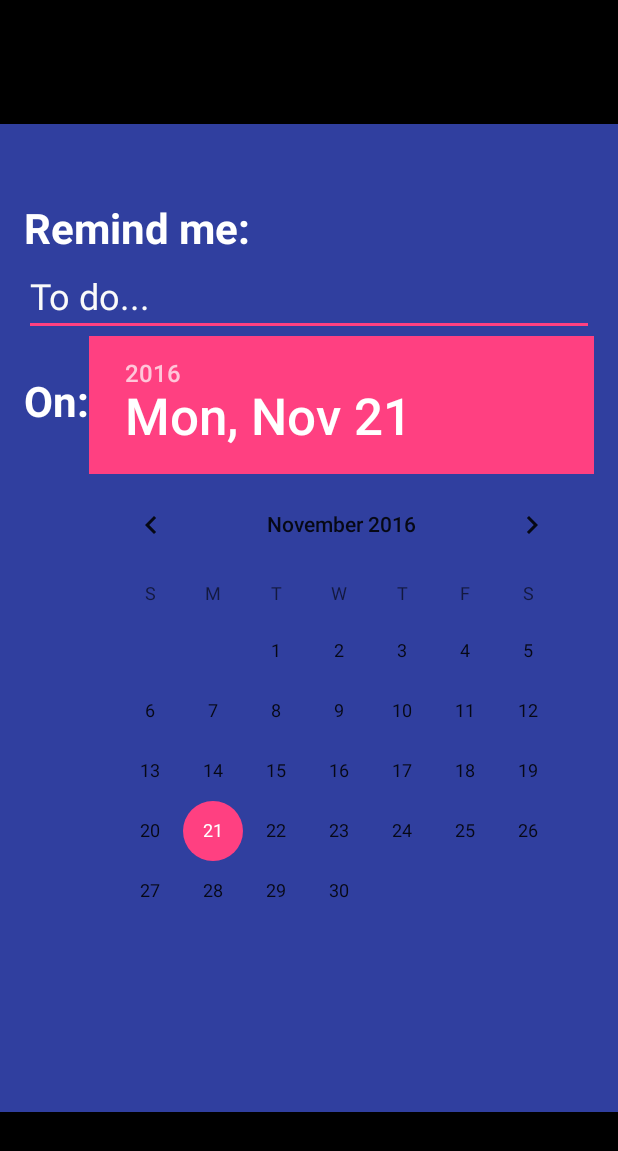
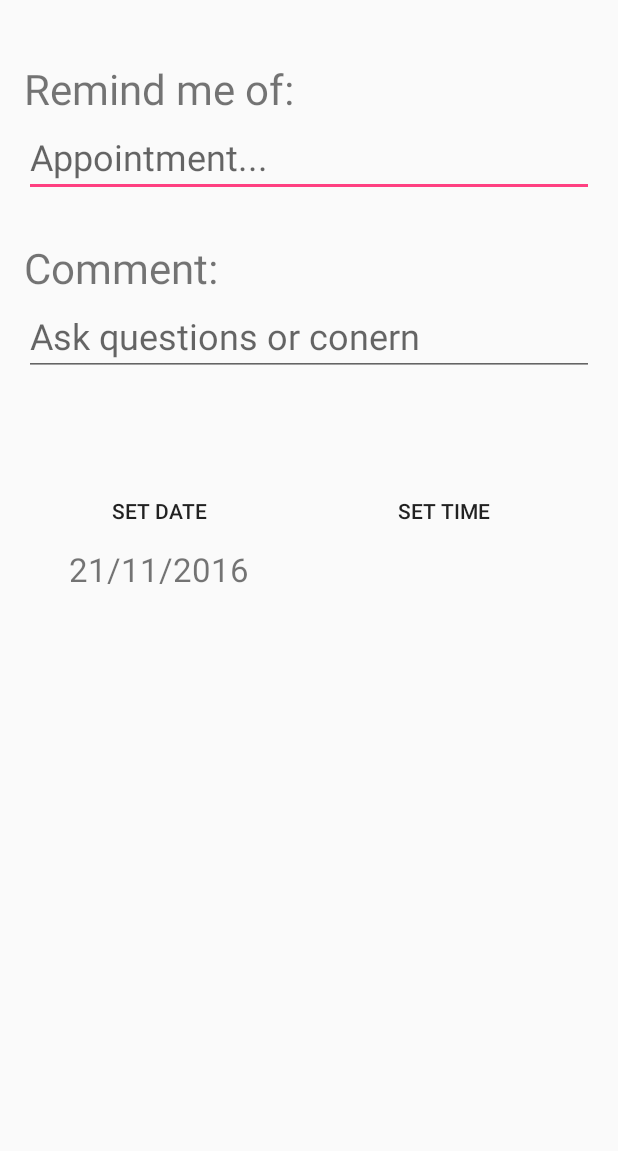
Before and after one commit to Team11-MedAppJam/HealthCombinder, an Android app: the add_reminder screen opened directly, with no data from a screen before it, on a phone screen of 412 x 824 dp. Shown: the top 1151 px of the screen. Run offline under Robolectric (Android 15) with nearby library versions, the phone set to English and light mode, and no system bars.

Commit message:
set reminder
add Reminder
let user pick time and date

```diff
--- a/app/src/main/java/team11/healthcombinder/LoginActivity.java
+++ b/app/src/main/java/team11/healthcombinder/LoginActivity.java
@@ -48,7 +48,7 @@ public class LoginActivity extends AppCompatActivity {
         client = new GoogleApiClient.Builder(this).addApi(AppIndex.API).build();
 
         intent = new Intent(this, Timeline.class);
-//        new NextPageTask().execute();
+        new NextPageTask().execute(); //Remove this line in app
     }
 
     public void loginButton(final View view) throws Exception {
--- a/app/src/main/java/team11/healthcombinder/add_reminder.java
+++ b/app/src/main/java/team11/healthcombinder/add_reminder.java
@@ -1,22 +1,79 @@
 package team11.healthcombinder;
 
+import android.app.Activity;
+import android.app.DatePickerDialog;
+import android.app.Dialog;
+import java.util.Calendar;
+
+import android.app.DialogFragment;
 import android.support.v7.app.AppCompatActivity;
 import android.os.Bundle;
-import android.util.DisplayMetrics;
+import android.view.View;
+import android.widget.DatePicker;
+import android.widget.TextView;
+import android.widget.Toast;
 
-public class add_reminder extends AppCompatActivity {
-
-    private static final double HEIGHT = .8;
+public class add_reminder extends Activity {
+    private DatePicker datePicker;
+    private Calendar calendar;
+    private TextView dateView;
+    private int year, month, day;
     @Override
     protected void onCreate(Bundle savedInstanceState) {
         super.onCreate(savedInstanceState);
         setContentView(R.layout.activity_add_reminder);
 
-        DisplayMetrics dm = new DisplayMetrics();
-        getWindowManager().getDefaultDisplay().getMetrics(dm);
+        dateView = (TextView) findViewById(R.id.dateDisplay);
+        calendar = Calendar.getInstance();
+        year = calendar.get(Calendar.YEAR);
 
-        int width = dm.widthPixels;
-        int height = dm.heightPixels;
-        getWindow().setLayout(width,(int)(height*HEIGHT));
+        month = calendar.get(Calendar.MONTH);
+        day = calendar.get(Calendar.DAY_OF_MONTH);
+        showDate(year, month+1, day);
     }
+
+
+    //SET DATE
+    @SuppressWarnings("deprecation")
+    public void setDate(View view) {
+        showDialog(999);
+        Toast.makeText(getApplicationContext(), "Calender",
+                Toast.LENGTH_SHORT)
+                .show();
+    }
+    @Override
+    protected Dialog onCreateDialog(int id) {
+        // TODO Auto-generated method stub
+        if (id == 999) {
+            return new DatePickerDialog(this,
+                    myDateListener, year, month, day);
+        }
+        return null;
+    }
+
+    private DatePickerDialog.OnDateSetListener myDateListener = new
+            DatePickerDialog.OnDateSetListener() {
+                @Override
+                public void onDateSet(DatePicker arg0,
+                                      int arg1, int arg2, int arg3) {
+                    // TODO Auto-generated method stub
+                    // arg1 = year
+                    // arg2 = month
+                    // arg3 = day
+                    showDate(arg1, arg2+1, arg3);
+                }
+            };
+
+    private void showDate(int year, int month, int day) {
+        dateView.setText(new StringBuilder().append(day).append("/")
+                .append(month).append("/").append(year));
+    }
+
+
+    //SET TIME
+    public void setTime(View v){
+        DialogFragment newFragment = new timepicker();
+        newFragment.show(getFragmentManager(),"TimePicker");
+    }
+
 }
--- a/app/src/main/res/layout/activity_add_reminder.xml
+++ b/app/src/main/res/layout/activity_add_reminder.xml
@@ -4,57 +4,98 @@
     android:id="@+id/activity_add_reminder"
     android:layout_width="match_parent"
     android:layout_height="match_parent"
-    android:orientation="vertical"
-    android:background="@color/colorPrimaryDark"
     android:paddingBottom="@dimen/activity_vertical_margin"
     android:paddingLeft="@dimen/activity_horizontal_margin"
     android:paddingRight="@dimen/activity_horizontal_margin"
     android:paddingTop="@dimen/activity_vertical_margin"
     tools:context="team11.healthcombinder.add_reminder">
 
+    <TextView
+        android:text="Remind me of:"
+        android:textSize="28sp"
+        android:layout_width="wrap_content"
+        android:layout_height="wrap_content"
+        android:layout_alignParentTop="true"
+        android:layout_alignParentStart="true"
+        android:layout_marginTop="24dp"
+        android:id="@+id/textView10" />
+
     <EditText
-        android:layout_width="match_parent"
+        android:layout_width="wrap_content"
         android:layout_height="wrap_content"
         android:inputType="textPersonName"
-        android:hint="To do..."
         android:ems="10"
-        android:layout_below="@+id/textView7"
+        android:layout_below="@+id/textView10"
         android:layout_alignParentStart="true"
         android:id="@+id/editText4"
         android:layout_alignParentEnd="true"
         android:textSize="24sp"
-        android:textColor="#FFFFFF"
-        android:textColorHint="?android:attr/detailsElementBackground" />
+        android:hint="Appointment..." />
 
     <TextView
-        android:text="Remind me:"
+        android:text="Comment:"
         android:layout_width="wrap_content"
         android:layout_height="wrap_content"
-        android:layout_marginTop="34dp"
-        android:id="@+id/textView7"
+        android:id="@+id/textView12"
         android:textSize="28sp"
-        android:textColor="#FFFFFF"
-        android:textStyle="normal|bold"
-        android:layout_alignParentTop="true"
-        android:layout_alignParentStart="true" />
+        android:layout_below="@+id/editText4"
+        android:layout_alignParentStart="true"
+        android:layout_marginTop="28dp" />
+
+    <EditText
+        android:layout_width="wrap_content"
+        android:layout_height="wrap_content"
+        android:inputType="textPersonName"
+        android:ems="10"
+        android:layout_below="@+id/textView12"
+        android:layout_alignParentStart="true"
+        android:id="@+id/editText5"
+        android:layout_alignParentEnd="true"
+        android:textSize="24sp"
+        android:hint="Ask questions or conern" />
+
+    <Button
+        android:text="Set Date"
+        android:layout_width="wrap_content"
+        android:layout_height="wrap_content"
+        android:layout_below="@+id/editText5"
+        android:layout_alignParentStart="true"
+        android:layout_marginTop="66dp"
+        android:id="@+id/setDate"
+        android:onClick="setDate"
+        android:background="@android:color/transparent"
+        android:layout_toStartOf="@+id/setTime" />
 
     <TextView
-        android:text="On:"
         android:layout_width="wrap_content"
         android:layout_height="wrap_content"
-        android:id="@+id/textView10"
-        android:textSize="28sp"
-        android:textColor="#FFFFFF"
-        android:textStyle="normal|bold"
-        android:layout_below="@+id/editText4"
+        android:layout_below="@+id/setDate"
         android:layout_alignParentStart="true"
-        android:layout_marginTop="24dp" />
+        android:id="@+id/dateDisplay"
+        android:layout_alignEnd="@+id/setDate"
+        android:textSize="22sp"
+        android:textAlignment="center" />
 
-    <DatePicker
+    <Button
+        android:text="Set Time"
         android:layout_width="wrap_content"
         android:layout_height="wrap_content"
-        android:layout_below="@+id/editText4"
+        android:id="@+id/setTime"
+        android:layout_alignBaseline="@+id/setDate"
+        android:layout_alignBottom="@+id/setDate"
+        android:layout_alignParentEnd="true"
         android:layout_toEndOf="@+id/textView10"
-        android:id="@+id/datePicker3" />
+        android:background="@android:color/transparent"
+        android:onClick="setTime"/>
+
+    <TextView
+        android:layout_width="wrap_content"
+        android:layout_height="wrap_content"
+        android:layout_below="@+id/setTime"
+        android:id="@+id/timeDisplay"
+        android:layout_alignEnd="@+id/setTime"
+        android:textSize="22sp"
+        android:textAlignment="center"
+        android:layout_toEndOf="@+id/setDate" />
 
 </RelativeLayout>
--- a/app/src/main/res/values/strings.xml
+++ b/app/src/main/res/values/strings.xml
@@ -14,4 +14,7 @@
     <string name="questions_comments_or_concerns">Questions, Comments, or Concerns</string>
     <string name="description">Description:</string>
     <string name="enter_symptom">Enter Symptom</string>
+
+    <!-- TODO: Remove or change this placeholder text -->
+    <string name="hello_blank_fragment">Hello blank fragment</string>
 </resources>
```
Also changed, not shown: app/build.gradle (+4 -3 lines), app/src/main/AndroidManifest.xml (+8 -11 lines), app/src/main/java/team11/healthcombinder/timepicker.java (added, +95 -0 lines), app/src/main/res/layout/activity_reminder.xml (+24 -0 lines), app/src/main/res/layout/fragment_timepicker.xml (added, +13 -0 lines).
